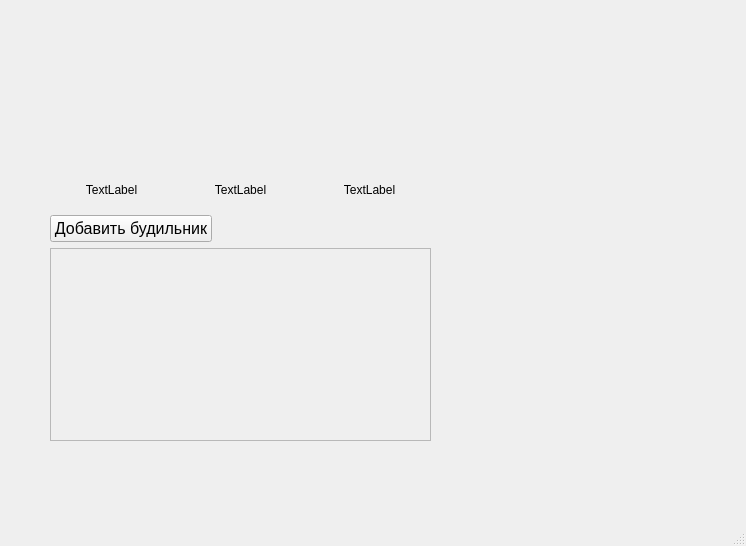
Old version of the form Application.ui in the repository arseny113/PyQtAlarm.
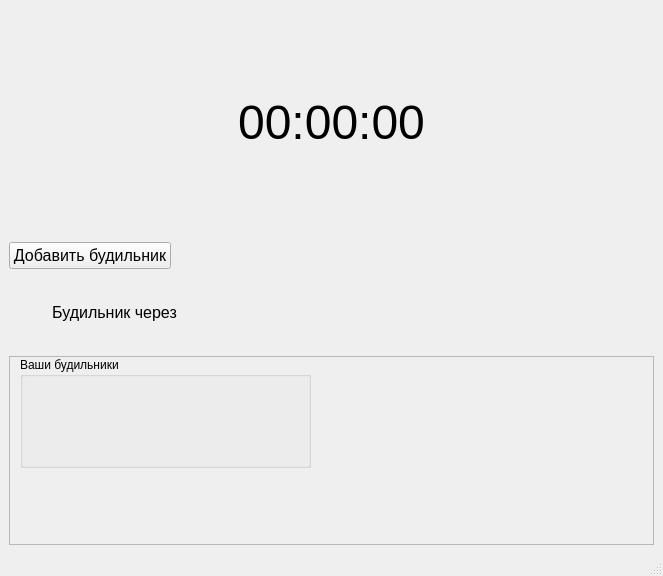
New version of the form.

The edit to the form file:
```diff
--- a/Application.ui
+++ b/Application.ui
@@ -6,43 +6,26 @@
    <rect>
     <x>0</x>
     <y>0</y>
-    <width>746</width>
-    <height>546</height>
+    <width>663</width>
+    <height>576</height>
    </rect>
   </property>
   <property name="windowTitle">
    <string>MainWindow</string>
   </property>
   <widget class="QWidget" name="centralwidget">
-   <widget class="QWidget" name="">
-    <property name="geometry">
-     <rect>
-      <x>50</x>
-      <y>10</y>
-      <width>381</width>
-      <height>431</height>
-     </rect>
-    </property>
-    <layout class="QVBoxLayout" name="verticalLayout" stretch="4,1,1,5">
+   <layout class="QHBoxLayout" name="horizontalLayout_3">
      <item>
-      <widget class="QWidget" name="Wclock_dial" native="true"/>
-     </item>
+     <layout class="QVBoxLayout" name="verticalLayout" stretch="6,4,2,5">
      <item>
-      <layout class="QHBoxLayout" name="horizontalLayout_2">
-       <item>
-        <widget class="QLabel" name="Wlable">
-         <property name="text">
-          <string>TextLabel</string>
-         </property>
-         <property name="alignment">
-          <set>Qt::AlignCenter</set>
-         </property>
-        </widget>
-       </item>
-       <item>
-        <widget class="QLabel" name="Wd_h_p">
+       <widget class="QLabel" name="clockLabel">
+        <property name="font">
+         <font>
+          <pointsize>36</pointsize>
+         </font>
+        </property>
          <property name="text">
-          <string>TextLabel</string>
+         <string>00:00:00</string>
          </property>
          <property name="alignment">
           <set>Qt::AlignCenter</set>
@@ -50,21 +33,9 @@
         </widget>
        </item>
        <item>
-        <widget class="QLabel" name="Wh_left">
-         <property name="text">
-          <string>TextLabel</string>
-         </property>
-         <property name="alignment">
-          <set>Qt::AlignCenter</set>
-         </property>
-        </widget>
-       </item>
-      </layout>
-     </item>
+       <layout class="QHBoxLayout" name="horizontalLayout" stretch="0,0">
      <item>
-      <layout class="QHBoxLayout" name="horizontalLayout" stretch="1,2">
-       <item>
-        <widget class="QPushButton" name="Wadd_alarm">
+         <widget class="QPushButton" name="add_alarmButton">
          <property name="font">
           <font>
            <pointsize>12</pointsize>
@@ -91,7 +62,59 @@
       </layout>
      </item>
      <item>
-      <widget class="QScrollArea" name="Walarm">
+       <layout class="QHBoxLayout" name="horizontalLayout_2">
+        <item>
+         <widget class="QLabel" name="textLable">
+          <property name="font">
+           <font>
+            <pointsize>12</pointsize>
+           </font>
+          </property>
+          <property name="text">
+           <string>Будильник через</string>
+          </property>
+          <property name="textFormat">
+           <enum>Qt::AutoText</enum>
+          </property>
+          <property name="alignment">
+           <set>Qt::AlignCenter</set>
+          </property>
+         </widget>
+        </item>
+        <item>
+         <widget class="QLabel" name="d_h_pLabel">
+          <property name="font">
+           <font>
+            <pointsize>12</pointsize>
+           </font>
+          </property>
+          <property name="text">
+           <string/>
+          </property>
+          <property name="alignment">
+           <set>Qt::AlignCenter</set>
+          </property>
+         </widget>
+        </item>
+        <item>
+         <widget class="QLabel" name="h_leftLabel">
+          <property name="font">
+           <font>
+            <pointsize>12</pointsize>
+           </font>
+          </property>
+          <property name="text">
+           <string/>
+          </property>
+          <property name="alignment">
+           <set>Qt::AlignCenter</set>
+          </property>
+         </widget>
+        </item>
+       </layout>
+      </item>
+      <item>
+       <widget class="QScrollArea" name="alarm_listBox">
        <property name="widgetResizable">
         <bool>true</bool>
        </property>
@@ -100,15 +123,40 @@
          <rect>
           <x>0</x>
           <y>0</y>
-          <width>377</width>
-          <height>185</height>
-         </rect>
-        </property>
-       </widget>
-      </widget>
-     </item>
-    </layout>
-   </widget>
+           <width>641</width>
+           <height>144</height>
+          </rect>
+         </property>
+         <widget class="QGroupBox" name="groupBox">
+          <property name="geometry">
+           <rect>
+            <x>10</x>
+            <y>0</y>
+            <width>291</width>
+            <height>111</height>
+           </rect>
+          </property>
+          <property name="title">
+           <string>Ваши будильники</string>
+          </property>
+          <widget class="QWidget" name="verticalLayoutWidget">
+           <property name="geometry">
+            <rect>
+             <x>50</x>
+             <y>10</y>
+             <width>160</width>
+             <height>80</height>
+            </rect>
+           </property>
+           <layout class="QVBoxLayout" name="alarm_listLayout"/>
+          </widget>
+         </widget>
+        </widget>
+       </widget>
+      </item>
+     </layout>
+    </item>
+   </layout>
   </widget>
   <widget class="QMenuBar" name="menuBar">
    <property name="geometry">
```
Left out of the diff: 2 changed lines with no effect on the pictures. Lines whose indentation alone changed are shown as unchanged.
